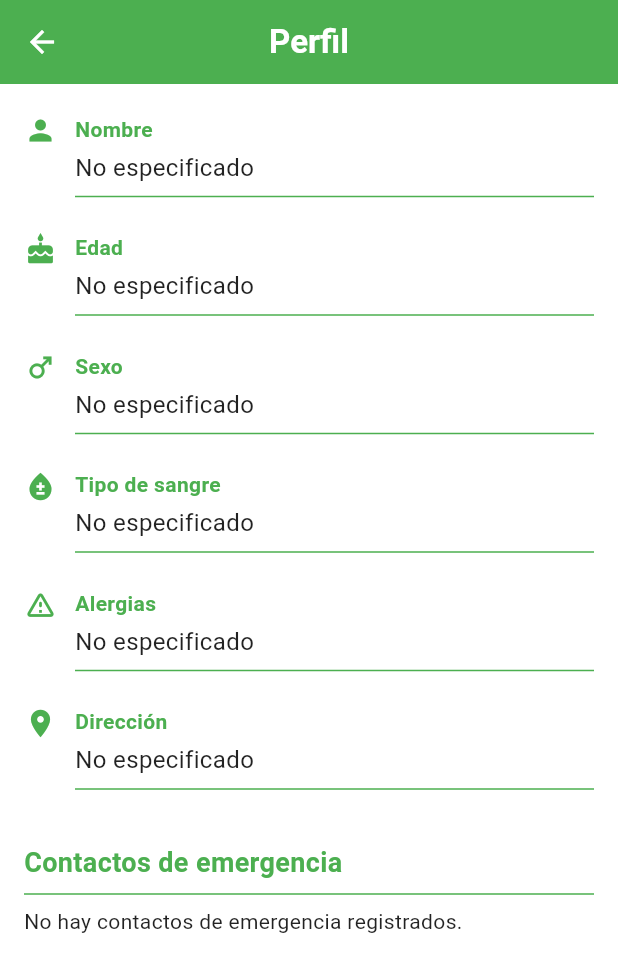
After one commit to Lawitadelimon/alert, a Flutter app: the VitalSignsScreen screen opened directly, after a tap on the "person" icon, on a phone screen of 412 x 824 dp. The commit adds this screen. Shown: the top 972 px of the screen. Run offline on Flutter 3.47's test engine with Material 3 defaults, Android fonts, the phone set to English and light mode, and no system bars; our stand-ins replace cloud_firestore, firebase_auth, firebase_core; accounts and stored records are empty.

Commit message:
Agregar informacon de contacto al reloj

```diff
--- a/lib/main_phone.dart
+++ b/lib/main_phone.dart
@@ -54,6 +54,7 @@ class _PhoneAppState extends State<PhoneApp> {
     return MaterialApp(
       title: 'AlertMe',
       theme: AppTheme.themeData,
+      debugShowCheckedModeBanner: false,
       home: !splashDone
           ? SplashScreen(onSplashFinished: onSplashFinished)
           : loading
--- a/lib/main_watch.dart
+++ b/lib/main_watch.dart
@@ -35,6 +35,7 @@ class _WatchAppState extends State<WatchApp> {
     return MaterialApp(
       title: 'App Smartwatch',
       theme: AppTheme.themeData,
+      debugShowCheckedModeBanner: false,
       home: uid == null
           ? LoginScreen(onLoginSuccess: onLoginSuccess)
           : const VitalSignsScreen(),
--- a/lib/screens/emergency_contact.dart
+++ b/lib/screens/emergency_contact.dart
@@ -133,7 +133,7 @@ class _EmergencyContactsPageState extends State<EmergencyContactsPage> {
           icon: const Icon(Icons.arrow_back),
           onPressed: () => Navigator.pop(context),
         ),
-        backgroundColor: Colors.green[400],
+        backgroundColor: Colors.green,
         centerTitle: true,
       ),
       body: Padding(
--- a/lib/screens/user_profile_screen.dart
+++ b/lib/screens/user_profile_screen.dart
@@ -73,7 +73,7 @@ class _UserProfileScreenState extends State<UserProfileScreen> {
           icon: const Icon(Icons.arrow_back),
           onPressed: () => Navigator.pop(context),
         ),
-        backgroundColor: Colors.green[400],
+        backgroundColor: Colors.green,
         centerTitle: true,
       ),
       body: isLoading
--- /dev/null
+++ b/lib/screens/user_profile_watch_screen.dart
@@ -0,0 +1,159 @@
+import 'package:flutter/material.dart';
+import 'package:cloud_firestore/cloud_firestore.dart';
+import 'package:firebase_auth/firebase_auth.dart';
+
+class UserProfileWatchScreen extends StatefulWidget {
+  const UserProfileWatchScreen({Key? key}) : super(key: key);
+
+  @override
+  State<UserProfileWatchScreen> createState() => _UserProfileWatchScreenState();
+}
+
+class _UserProfileWatchScreenState extends State<UserProfileWatchScreen> {
+  bool isLoading = true;
+  String nombre = '';
+  String tipoSangre = '';
+  String alergias = '';
+  String direccion = '';
+  String edad = '';
+  String sexo = '';
+  List<dynamic> contactosEmergencia = [];
+
+  @override
+  void initState() {
+    super.initState();
+    _loadUserData();
+  }
+
+  Future<void> _loadUserData() async {
+    final uid = FirebaseAuth.instance.currentUser?.uid;
+    if (uid != null) {
+      final doc = await FirebaseFirestore.instance.collection('usuarios').doc(uid).get();
+      final data = doc.data();
+      if (data != null) {
+        setState(() {
+          nombre = data['nombre'] ?? '';
+          tipoSangre = data['tipo_sangre'] ?? '';
+          alergias = data['alergias'] ?? '';
+          direccion = data['direccion1'] ?? '';
+          edad = data['edad']?.toString() ?? '';
+          sexo = data['sexo'] ?? '';
+          contactosEmergencia = data['contactos_emergencia'] ?? [];
+          isLoading = false;
+        });
+      }
+    }
+  }
+
+  Widget _infoTile(IconData icon, String label, String value) {
+    return Padding(
+      padding: const EdgeInsets.symmetric(vertical: 8),
+      child: Row(
+        crossAxisAlignment: CrossAxisAlignment.start,
+        children: [
+          Icon(icon, color: Colors.green, size: 22),
+          const SizedBox(width: 12),
+          Expanded(
+            child: Column(
+              crossAxisAlignment: CrossAxisAlignment.start,
+              children: [
+                Text(
+                  label,
+                  style: const TextStyle(
+                    fontSize: 14,
+                    fontWeight: FontWeight.bold,
+                    color: Colors.green,
+                  ),
+                ),
+                const SizedBox(height: 4),
+                Text(
+                  value.isNotEmpty ? value : 'No especificado',
+                  style: const TextStyle(fontSize: 16),
+                ),
+                const Divider(color: Colors.green, thickness: 1),
+              ],
+            ),
+          ),
+        ],
+      ),
+    );
+  }
+
+  Widget _contactoTile(Map<String, dynamic> contacto) {
+    return Padding(
+      padding: const EdgeInsets.symmetric(vertical: 6),
+      child: Row(
+        children: [
+          const Icon(Icons.contact_phone, color: Colors.green, size: 22),
+          const SizedBox(width: 12),
+          Expanded(
+            child: Column(
+              crossAxisAlignment: CrossAxisAlignment.start,
+              children: [
+                Text(
+                  contacto['nombre'] ?? 'Sin nombre',
+                  style: const TextStyle(
+                    fontWeight: FontWeight.bold,
+                    fontSize: 16,
+                    color: Colors.green,
+                  ),
+                ),
+                const SizedBox(height: 2),
+                Text(
+                  contacto['telefono'] ?? 'Sin teléfono',
+                  style: const TextStyle(fontSize: 14),
+                ),
+              ],
+            ),
+          ),
+        ],
+      ),
+    );
+  }
+
+  @override
+  Widget build(BuildContext context) {
+    return Scaffold(
+      backgroundColor: Colors.white,
+      appBar: AppBar(
+        title: const Text('Perfil'),
+        backgroundColor: Colors.green,
+        centerTitle: true,
+        elevation: 0,
+      ),
+      body: isLoading
+          ? const Center(child: CircularProgressIndicator())
+          : SingleChildScrollView(
+              padding: const EdgeInsets.symmetric(horizontal: 16, vertical: 12),
+              child: Column(
+                crossAxisAlignment: CrossAxisAlignment.start,
+                children: [
+                  _infoTile(Icons.person, 'Nombre', nombre),
+                  _infoTile(Icons.cake, 'Edad', edad),
+                  _infoTile(Icons.male, 'Sexo', sexo),
+                  _infoTile(Icons.bloodtype, 'Tipo de sangre', tipoSangre),
+                  _infoTile(Icons.warning_amber_rounded, 'Alergias', alergias),
+                  _infoTile(Icons.location_on, 'Dirección', direccion),
+                  const SizedBox(height: 20),
+                  const Text(
+                    'Contactos de emergencia',
+                    style: TextStyle(
+                      fontSize: 18,
+                      fontWeight: FontWeight.bold,
+                      color: Colors.green,
+                    ),
+                  ),
+                  const Divider(color: Colors.green, thickness: 1),
+                  contactosEmergencia.isEmpty
+                      ? const Text('No hay contactos de emergencia registrados.')
+                      : Column(
+                          children: contactosEmergencia
+                              .map<Widget>((c) => _contactoTile(Map<String, dynamic>.from(c)))
+                              .toList(),
+                        ),
+                ],
+              ),
+            ),
+    );
+  }
+}
--- a/lib/screens/vital_signs_screen.dart
+++ b/lib/screens/vital_signs_screen.dart
@@ -1,9 +1,10 @@
 import 'dart:async';
 import 'dart:math';
-import 'package:alertmecel/theme/app_theme.dart';
+import 'package:flutter/material.dart';
 import 'package:cloud_firestore/cloud_firestore.dart';
 import 'package:firebase_auth/firebase_auth.dart';
-import 'package:flutter/material.dart';
+
+import 'user_profile_watch_screen.dart'; // Importa la pantalla de perfil
 
 class VitalSignsScreen extends StatefulWidget {
   const VitalSignsScreen({super.key});
@@ -71,7 +72,7 @@ class _VitalSignsScreenState extends State<VitalSignsScreen> with SingleTickerPr
 
   @override
   Widget build(BuildContext context) {
-    final primaryColor =  Colors.green;
+    final primaryColor = Colors.green;
 
     return Scaffold(
       backgroundColor: Colors.white,
@@ -79,6 +80,17 @@ class _VitalSignsScreenState extends State<VitalSignsScreen> with SingleTickerPr
         backgroundColor: primaryColor,
         title: const Text('Signos Vitales'),
         centerTitle: true,
+        actions: [
+          IconButton(
+            icon: const Icon(Icons.person),
+            onPressed: () {
+              Navigator.push(
+                context,
+                MaterialPageRoute(builder: (_) => const UserProfileWatchScreen()),
+              );
+            },
+          ),
+        ],
       ),
       body: uid == null
           ? const Center(child: Text('⚠️ Usuario no autenticado'))
@@ -104,7 +116,6 @@ class _VitalSignsScreenState extends State<VitalSignsScreen> with SingleTickerPr
                     style: TextStyle(fontSize: 12, color: Colors.grey),
                   ),
                   const SizedBox(height: 16),
-
                   Expanded(
                     child: StreamBuilder<QuerySnapshot>(
                       stream: FirebaseFirestore.instance
```
